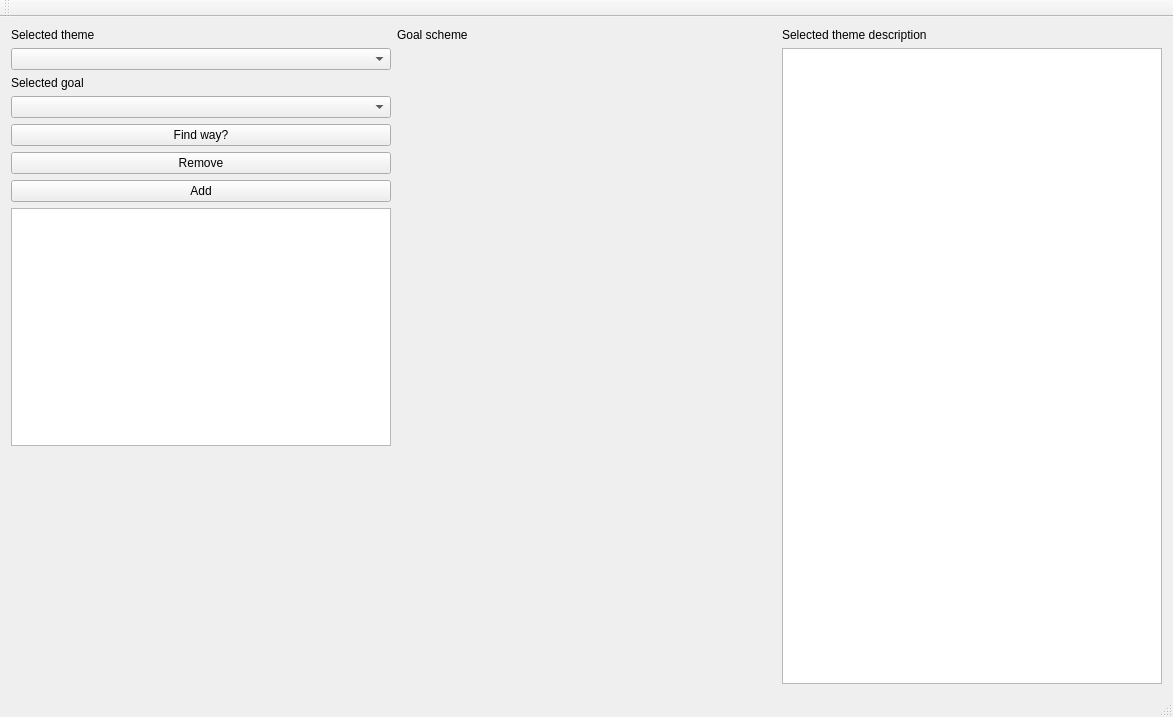
Above: project/window.ui from aaaaaa2493/oop-technologies-2019 before the change. Below: the same form after it.
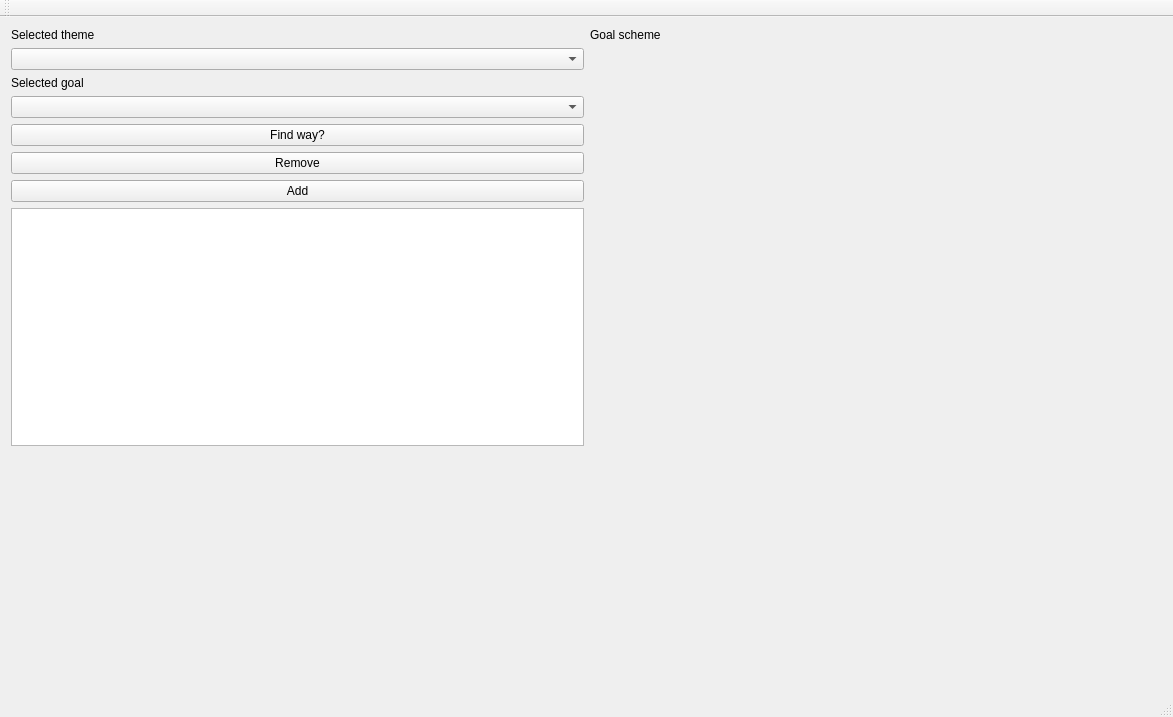
That is the form after the change.

The edit to the form file:
```diff
--- a/project/window.ui
+++ b/project/window.ui
@@ -121,20 +121,6 @@
         </item>
        </layout>
       </item>
-      <item>
-       <layout class="QVBoxLayout" name="verticalLayout_3">
-        <item>
-         <widget class="QLabel" name="label_4">
-          <property name="text">
-           <string>Selected theme description</string>
-          </property>
-         </widget>
-        </item>
-        <item>
-         <widget class="QTextBrowser" name="textBrowser"/>
-        </item>
-       </layout>
-      </item>
      </layout>
     </item>
    </layout>
```
